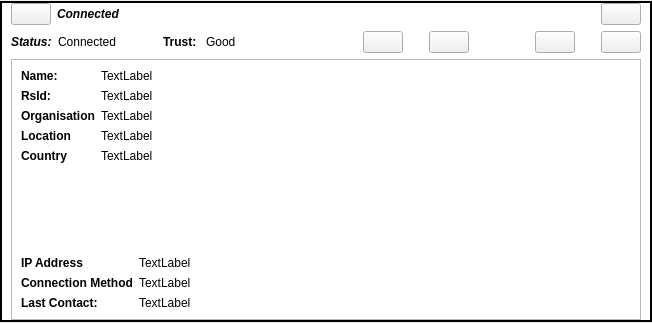
Old version of the form retroshare-gui/src/gui/feeds/PeerItem.ui in the repository RetroShare/RetroShare.
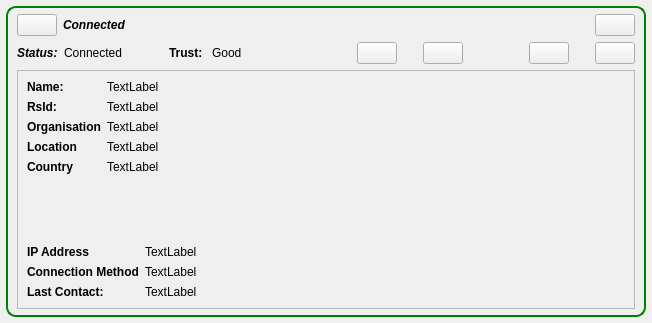
New version of the form. Icons and pictures are not drawn.

What changed in the file:
```diff
--- a/retroshare-gui/src/gui/feeds/PeerItem.ui
+++ b/retroshare-gui/src/gui/feeds/PeerItem.ui
@@ -14,17 +14,8 @@
    <string>Form</string>
   </property>
   <layout class="QGridLayout">
-   <property name="leftMargin">
-    <number>0</number>
-   </property>
-   <property name="topMargin">
-    <number>1</number>
-   </property>
-   <property name="rightMargin">
-    <number>0</number>
-   </property>
-   <property name="bottomMargin">
-    <number>1</number>
+   <property name="margin">
+    <number>6</number>
    </property>
    <item row="0" column="0">
     <widget class="QFrame" name="frame">
@@ -35,8 +26,10 @@
       </sizepolicy>
      </property>
      <property name="styleSheet">
-      <string notr="true">QFrame#frame{border: 2px solid black;
-background: white;}</string>
+      <string notr="true">QFrame#frame{border: 2px solid green;
+         background-color: qlineargradient(x1: 0, y1: 0, x2: 0, y2: 1,
+                                     stop: 0 #BDDF7D, stop: 1 #49881F);
+border-radius: 10px}</string>
      </property>
      <property name="frameShape">
       <enum>QFrame::StyledPanel</enum>
@@ -46,10 +39,10 @@
      </property>
      <layout class="QVBoxLayout">
       <property name="topMargin">
-       <number>0</number>
+       <number>6</number>
       </property>
       <property name="bottomMargin">
-       <number>0</number>
+       <number>6</number>
       </property>
       <item>
        <layout class="QHBoxLayout">
```
